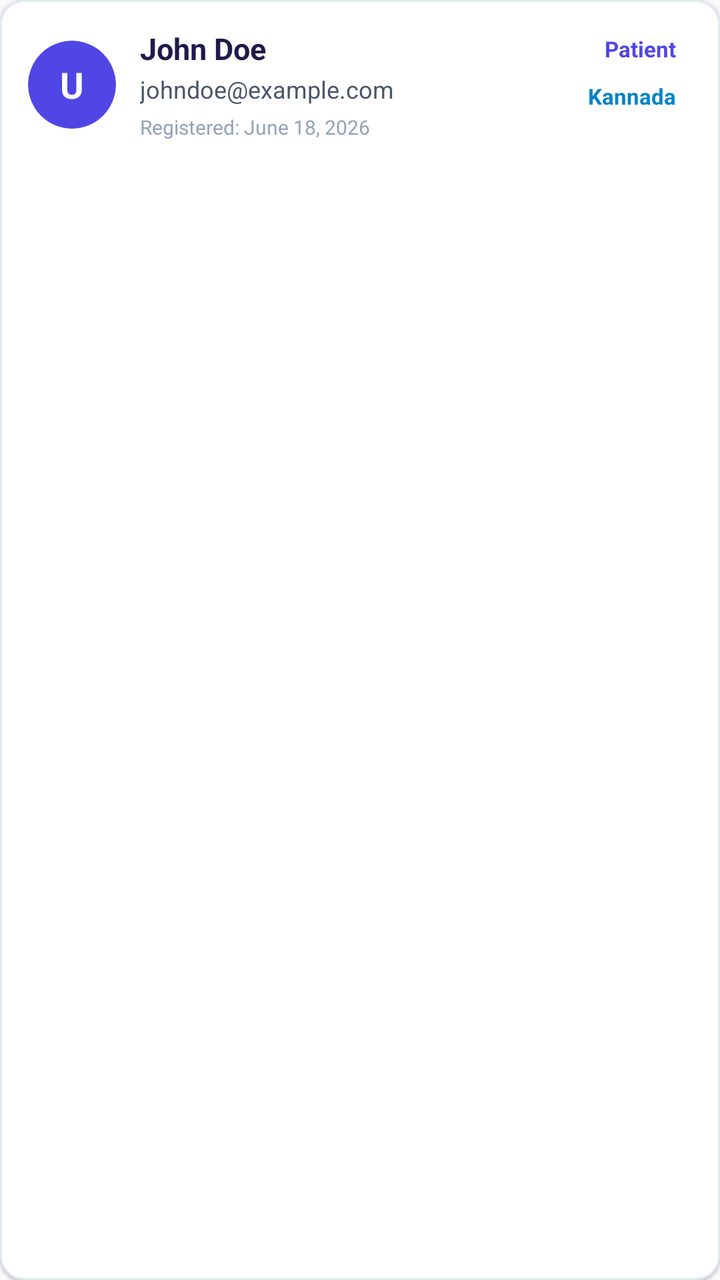
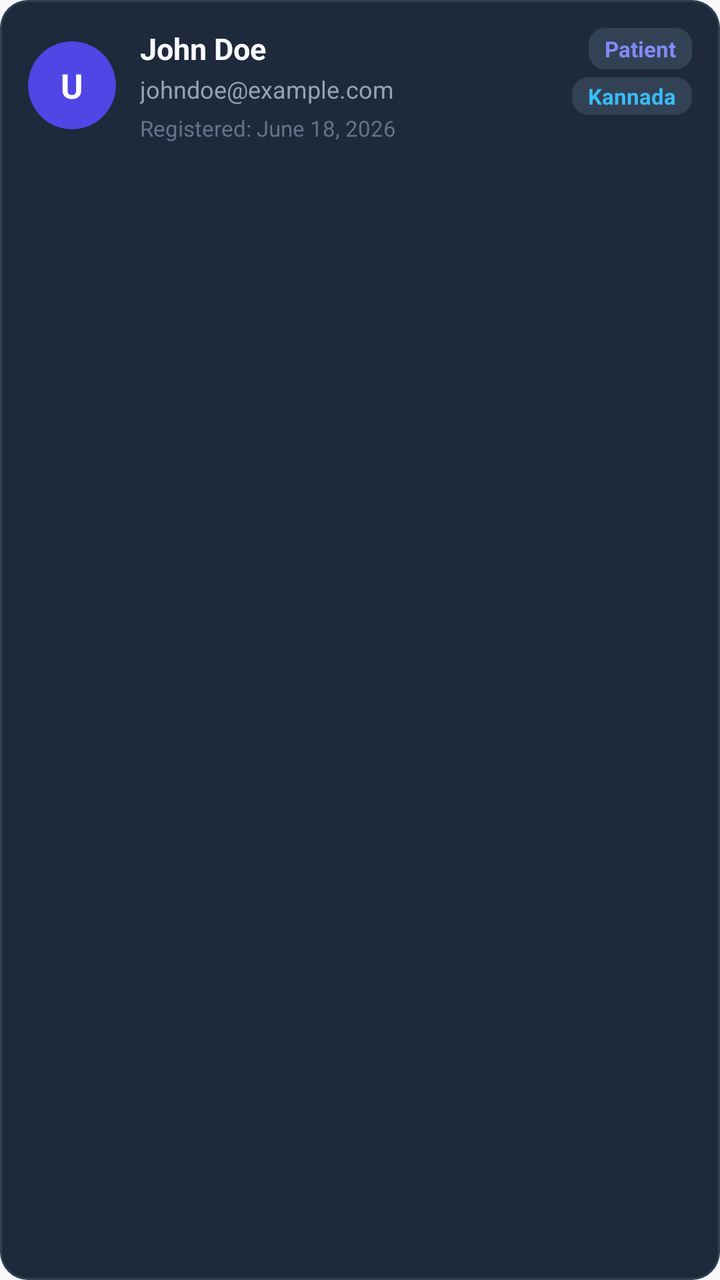

An Android layout rendered at two revisions. The XML below is the earlier revision; the diff shows what the commit changed to produce the second picture.
<!-- AndroidManifest.xml: application theme Theme.SpeechAssistant -->
<!-- res/layout/item_user.xml -->
<?xml version="1.0" encoding="utf-8"?>
<com.google.android.material.card.MaterialCardView xmlns:android="http://schemas.android.com/apk/res/android"
    xmlns:app="http://schemas.android.com/apk/res-auto"
    android:layout_width="match_parent"
    android:layout_height="wrap_content"
    android:layout_marginStart="16dp"
    android:layout_marginEnd="16dp"
    android:layout_marginBottom="12dp"
    app:cardCornerRadius="12dp"
    app:cardElevation="1dp"
    app:cardBackgroundColor="@color/surface"
    app:strokeWidth="1dp"
    app:strokeColor="#E2E8F0">

    <androidx.constraintlayout.widget.ConstraintLayout
        android:layout_width="match_parent"
        android:layout_height="wrap_content"
        android:padding="14dp">

        
        <com.google.android.material.card.MaterialCardView
            android:id="@+id/avatarCard"
            android:layout_width="44dp"
            android:layout_height="44dp"
            app:cardCornerRadius="22dp"
            app:cardElevation="0dp"
            app:cardBackgroundColor="@color/primary"
            app:layout_constraintStart_toStartOf="parent"
            app:layout_constraintTop_toTopOf="parent"
            app:layout_constraintBottom_toBottomOf="parent">

            <TextView
                android:id="@+id/txtAvatar"
                android:layout_width="match_parent"
                android:layout_height="match_parent"
                android:gravity="center"
                android:text="U"
                android:textColor="@android:color/white"
                android:textSize="18sp"
                android:textStyle="bold" />
        </com.google.android.material.card.MaterialCardView>

        
        <TextView
            android:id="@+id/txtName"
            android:layout_width="0dp"
            android:layout_height="wrap_content"
            android:layout_marginStart="12dp"
            android:layout_marginEnd="8dp"
            android:text="John Doe"
            android:textColor="@color/text_primary"
            android:textSize="15sp"
            android:textStyle="bold"
            app:layout_constraintStart_toEndOf="@id/avatarCard"
            app:layout_constraintTop_toTopOf="parent"
            app:layout_constraintEnd_toStartOf="@id/txtRoleBadge" />

        <TextView
            android:id="@+id/txtEmail"
            android:layout_width="0dp"
            android:layout_height="wrap_content"
            android:layout_marginStart="12dp"
            android:layout_marginTop="2dp"
            android:layout_marginEnd="8dp"
            android:text="johndoe@example.com"
            android:textColor="@color/text_secondary"
            android:textSize="12sp"
            app:layout_constraintStart_toEndOf="@id/avatarCard"
            app:layout_constraintTop_toBottomOf="@id/txtName"
            app:layout_constraintEnd_toStartOf="@id/txtRoleBadge" />

        <TextView
            android:id="@+id/txtRegDate"
            android:layout_width="0dp"
            android:layout_height="wrap_content"
            android:layout_marginStart="12dp"
            android:layout_marginTop="4dp"
            android:text="Registered: June 18, 2026"
            android:textColor="#94A3B8"
            android:textSize="10sp"
            app:layout_constraintStart_toEndOf="@id/avatarCard"
            app:layout_constraintTop_toBottomOf="@id/txtEmail"
            app:layout_constraintEnd_toEndOf="parent" />

        
        <TextView
            android:id="@+id/txtRoleBadge"
            android:layout_width="wrap_content"
            android:layout_height="wrap_content"
            android:background="@drawable/bg_badge"
            android:paddingHorizontal="8dp"
            android:paddingVertical="3dp"
            android:text="Patient"
            android:textColor="@color/primary"
            android:textSize="11sp"
            android:textStyle="bold"
            app:layout_constraintTop_toTopOf="parent"
            app:layout_constraintEnd_toEndOf="parent" />

        
        <TextView
            android:id="@+id/txtLanguageBadge"
            android:layout_width="wrap_content"
            android:layout_height="wrap_content"
            android:layout_marginTop="4dp"
            android:background="@drawable/bg_badge"
            android:paddingHorizontal="8dp"
            android:paddingVertical="2dp"
            android:text="Kannada"
            android:textColor="#0284C7"
            android:textSize="11sp"
            android:textStyle="bold"
            app:layout_constraintTop_toBottomOf="@id/txtRoleBadge"
            app:layout_constraintEnd_toEndOf="parent" />

    </androidx.constraintlayout.widget.ConstraintLayout>
</com.google.android.material.card.MaterialCardView>
<!-- resources referenced by this layout -->
<resources>
  <color name="primary">#4F46E5</color>
  <color name="surface">#FFFFFF</color>
  <color name="text_primary">#1E1B4B</color>
  <color name="text_secondary">#475569</color>
  <!-- drawable bg_badge (drawable) -->
  <?xml version="1.0" encoding="utf-8"?>
  <shape xmlns:android="http://schemas.android.com/apk/res/android"
      android:shape="rectangle">
      <corners android:radius="12dp" />
      <solid android:color="@android:color/white" />
  </shape>
  <style name="Theme.SpeechAssistant" parent="Theme.MaterialComponents.DayNight.NoActionBar">
          
          <item name="colorPrimary">@color/primary</item>
          <item name="colorPrimaryVariant">@color/primary_dark</item>
          <item name="colorOnPrimary">@android:color/white</item>
          
          <item name="colorSecondary">@color/accent</item>
          <item name="colorSecondaryVariant">@color/accent</item>
          <item name="colorOnSecondary">@android:color/black</item>
          
          <item name="android:statusBarColor">?attr/colorPrimaryVariant</item>
          
          <item name="android:windowBackground">@color/background</item>
      </style>
  <color name="primary_dark">#3730A3</color>
  <color name="accent">#0D9488</color>
  <color name="background">#F8FAFC</color>
</resources>

<!-- the commit's change to res/layout/item_user.xml (unified diff, before → after) -->
@@ -5,12 +5,12 @@
     android:layout_height="wrap_content"
     android:layout_marginStart="16dp"
     android:layout_marginEnd="16dp"
-    android:layout_marginBottom="12dp"
-    app:cardCornerRadius="12dp"
-    app:cardElevation="1dp"
-    app:cardBackgroundColor="@color/surface"
+    android:layout_marginBottom="10dp"
+    app:cardCornerRadius="14dp"
+    app:cardElevation="0dp"
+    app:cardBackgroundColor="@color/caregiver_card"
     app:strokeWidth="1dp"
-    app:strokeColor="#E2E8F0">
+    app:strokeColor="@color/caregiver_border">
 
     <androidx.constraintlayout.widget.ConstraintLayout
         android:layout_width="match_parent"
@@ -24,7 +24,8 @@
             android:layout_height="44dp"
             app:cardCornerRadius="22dp"
             app:cardElevation="0dp"
-            app:cardBackgroundColor="@color/primary"
+            app:cardBackgroundColor="@color/caregiver_accent_dark"
+            app:strokeWidth="0dp"
             app:layout_constraintStart_toStartOf="parent"
             app:layout_constraintTop_toTopOf="parent"
             app:layout_constraintBottom_toBottomOf="parent">
@@ -36,7 +37,7 @@
                 android:gravity="center"
                 android:text="U"
                 android:textColor="@android:color/white"
-                android:textSize="18sp"
+                android:textSize="17sp"
                 android:textStyle="bold" />
         </com.google.android.material.card.MaterialCardView>
 
@@ -48,7 +49,7 @@
             android:layout_marginStart="12dp"
             android:layout_marginEnd="8dp"
             android:text="John Doe"
-            android:textColor="@color/text_primary"
+            android:textColor="@color/caregiver_text_primary"
             android:textSize="15sp"
             android:textStyle="bold"
             app:layout_constraintStart_toEndOf="@id/avatarCard"
@@ -63,7 +64,7 @@
             android:layout_marginTop="2dp"
             android:layout_marginEnd="8dp"
             android:text="johndoe@example.com"
-            android:textColor="@color/text_secondary"
+            android:textColor="@color/caregiver_text_secondary"
             android:textSize="12sp"
             app:layout_constraintStart_toEndOf="@id/avatarCard"
             app:layout_constraintTop_toBottomOf="@id/txtName"
@@ -76,8 +77,8 @@
             android:layout_marginStart="12dp"
             android:layout_marginTop="4dp"
             android:text="Registered: June 18, 2026"
-            android:textColor="#94A3B8"
-            android:textSize="10sp"
+            android:textColor="@color/caregiver_text_muted"
+            android:textSize="11sp"
             app:layout_constraintStart_toEndOf="@id/avatarCard"
             app:layout_constraintTop_toBottomOf="@id/txtEmail"
             app:layout_constraintEnd_toEndOf="parent" />
@@ -87,11 +88,11 @@
             android:id="@+id/txtRoleBadge"
             android:layout_width="wrap_content"
             android:layout_height="wrap_content"
-            android:background="@drawable/bg_badge"
+            android:background="@drawable/bg_caregiver_badge"
             android:paddingHorizontal="8dp"
             android:paddingVertical="3dp"
             android:text="Patient"
-            android:textColor="@color/primary"
+            android:textColor="@color/caregiver_accent"
             android:textSize="11sp"
             android:textStyle="bold"
             app:layout_constraintTop_toTopOf="parent"
@@ -103,11 +104,11 @@
             android:layout_width="wrap_content"
             android:layout_height="wrap_content"
             android:layout_marginTop="4dp"
-            android:background="@drawable/bg_badge"
+            android:background="@drawable/bg_caregiver_badge"
             android:paddingHorizontal="8dp"
             android:paddingVertical="2dp"
             android:text="Kannada"
-            android:textColor="#0284C7"
+            android:textColor="@color/caregiver_info"
             android:textSize="11sp"
             android:textStyle="bold"
             app:layout_constraintTop_toBottomOf="@id/txtRoleBadge"
<!-- resource entries referenced after the edit -->
@@ -1,16 +1,21 @@
 <!-- resources referenced by this layout -->
 <resources>
-  <color name="primary">#4F46E5</color>
-  <color name="surface">#FFFFFF</color>
-  <color name="text_primary">#1E1B4B</color>
-  <color name="text_secondary">#475569</color>
-  <!-- drawable bg_badge (drawable) -->
+  <color name="caregiver_accent">#818CF8</color>
+  <color name="caregiver_accent_dark">#4F46E5</color>
+  <color name="caregiver_border">#334155</color>
+  <color name="caregiver_card">#1E293B</color>
+  <color name="caregiver_info">#38BDF8</color>
+  <color name="caregiver_text_muted">#64748B</color>
+  <color name="caregiver_text_primary">#F8FAFC</color>
+  <color name="caregiver_text_secondary">#94A3B8</color>
+  <!-- drawable bg_caregiver_badge (drawable) -->
   <?xml version="1.0" encoding="utf-8"?>
   <shape xmlns:android="http://schemas.android.com/apk/res/android"
       android:shape="rectangle">
-      <corners android:radius="12dp" />
-      <solid android:color="@android:color/white" />
+      <corners android:radius="8dp" />
+      <solid android:color="#334155" />
   </shape>
+  <color name="primary">#4F46E5</color>
   <style name="Theme.SpeechAssistant" parent="Theme.MaterialComponents.DayNight.NoActionBar">
           
           <item name="colorPrimary">@color/primary</item>
